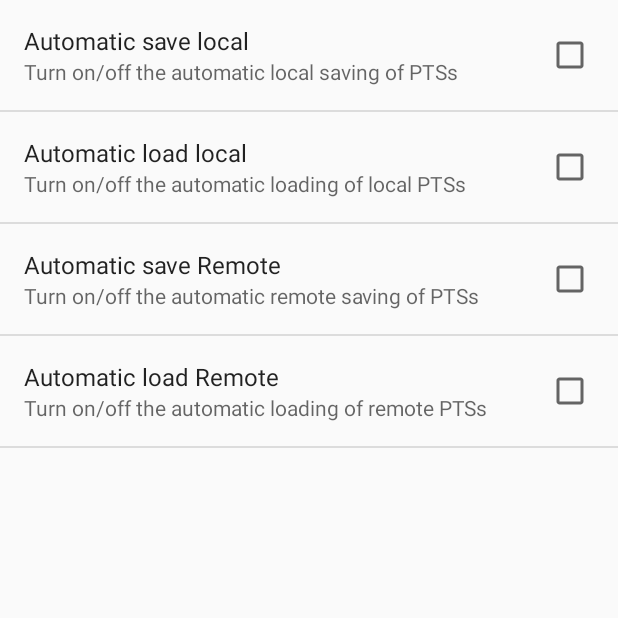
After one commit to mattdear/SU_Y2_S2_MAD, an Android app: the PreferencesActivity screen opened directly, with no data from a screen before it, on a phone screen of 412 x 824 dp, the top half of it. The commit adds this screen. Run offline under Robolectric (Android 15) with nearby library versions, the phone set to English and light mode, and no system bars.

Commit message:
I have now partially completed task 4. I have added the preference screen and got the values returned to the main activity and stored in variables.

```diff
--- a/Mobile_App/app/src/main/AndroidManifest.xml
+++ b/Mobile_App/app/src/main/AndroidManifest.xml
@@ -26,6 +26,9 @@
         <activity
             android:name=".AddNewActivity"
             android:label="@string/addnew"></activity>
+        <activity
+            android:name=".PreferencesActivity"
+            android:label="@string/preferences"></activity>
     </application>
 
 </manifest>
--- /dev/null
+++ b/Mobile_App/app/src/main/java/com/md/placestostay/PreferencesActivity.java
@@ -0,0 +1,11 @@
+package com.md.placestostay;
+
+import android.os.Bundle;
+import android.preference.PreferenceActivity;
+
+public class PreferencesActivity extends PreferenceActivity {
+    public void onCreate(Bundle savedInstanceState) {
+        super.onCreate(savedInstanceState);
+        addPreferencesFromResource(R.xml.preferences);
+    }
+}
--- a/Mobile_App/app/src/main/res/menu/menu.xml
+++ b/Mobile_App/app/src/main/res/menu/menu.xml
@@ -14,4 +14,7 @@
     <item
         android:id="@+id/remote_load"
         android:title="@string/remoteload" />
+    <item
+        android:id="@+id/preferences"
+        android:title="@string/preferences" />
 </menu>
--- a/Mobile_App/app/src/main/res/values/strings.xml
+++ b/Mobile_App/app/src/main/res/values/strings.xml
@@ -20,4 +20,13 @@
     <string name="load">Load from file</string>
     <string name="remoteload">Load from web</string>
     <string name="remotesave">Save to web</string>
+    <string name="auto_local_save_title">Automatic save local</string>
+    <string name="auto_local_load_title">Automatic load local</string>
+    <string name="auto_remote_save_title">Automatic save Remote</string>
+    <string name="auto_remote_load_title">Automatic load Remote</string>
+    <string name="auto_local_save_summary">Turn on/off the automatic local saving of PTSs</string>
+    <string name="auto_local_load_summary">Turn on/off the automatic loading of local PTSs</string>
+    <string name="auto_remote_save_summary">Turn on/off the automatic remote saving of PTSs</string>
+    <string name="auto_remote_load_summary">Turn on/off the automatic loading of remote PTSs</string>
+    <string name="preferences">Preferences</string>
 </resources>
--- /dev/null
+++ b/Mobile_App/app/src/main/res/xml/preferences.xml
@@ -0,0 +1,23 @@
+<?xml version="1.0" encoding="utf-8"?>
+<PreferenceScreen xmlns:android="http://schemas.android.com/apk/res/android">
+    <CheckBoxPreference
+        android:defaultValue="false"
+        android:key="auto_local_save"
+        android:summary="@string/auto_local_save_summary"
+        android:title="@string/auto_local_save_title" />
+    <CheckBoxPreference
+        android:defaultValue="false"
+        android:key="auto_local_load"
+        android:summary="@string/auto_local_load_summary"
+        android:title="@string/auto_local_load_title" />
+    <CheckBoxPreference
+        android:defaultValue="false"
+        android:key="auto_remote_save"
+        android:summary="@string/auto_remote_save_summary"
+        android:title="@string/auto_remote_save_title" />
+    <CheckBoxPreference
+        android:defaultValue="false"
+        android:key="auto_remote_load"
+        android:summary="@string/auto_remote_load_summary"
+        android:title="@string/auto_remote_load_title" />
+</PreferenceScreen>
```
Also changed, not shown: Mobile_App/app/src/main/java/com/md/placestostay/MainActivity.java (+17 -0 lines).
